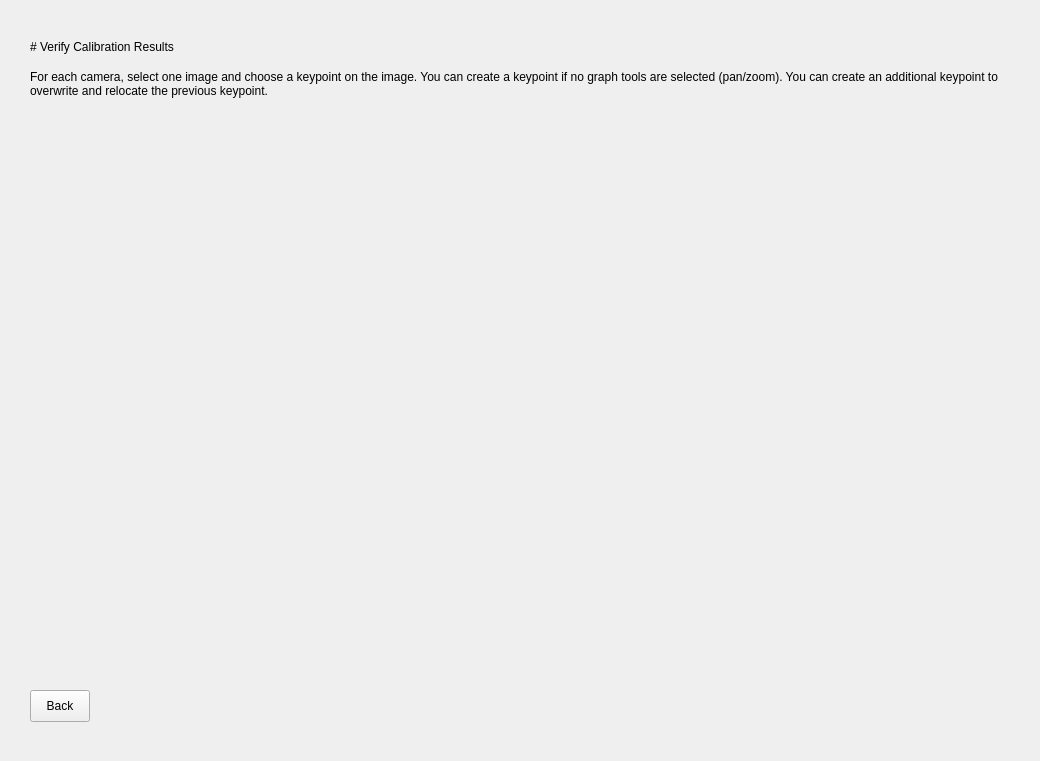
Before: the Qt Designer form src/calibration/ui_files/calibration.ui in HarvardRC/newsdannce, drawn with Qt 5.
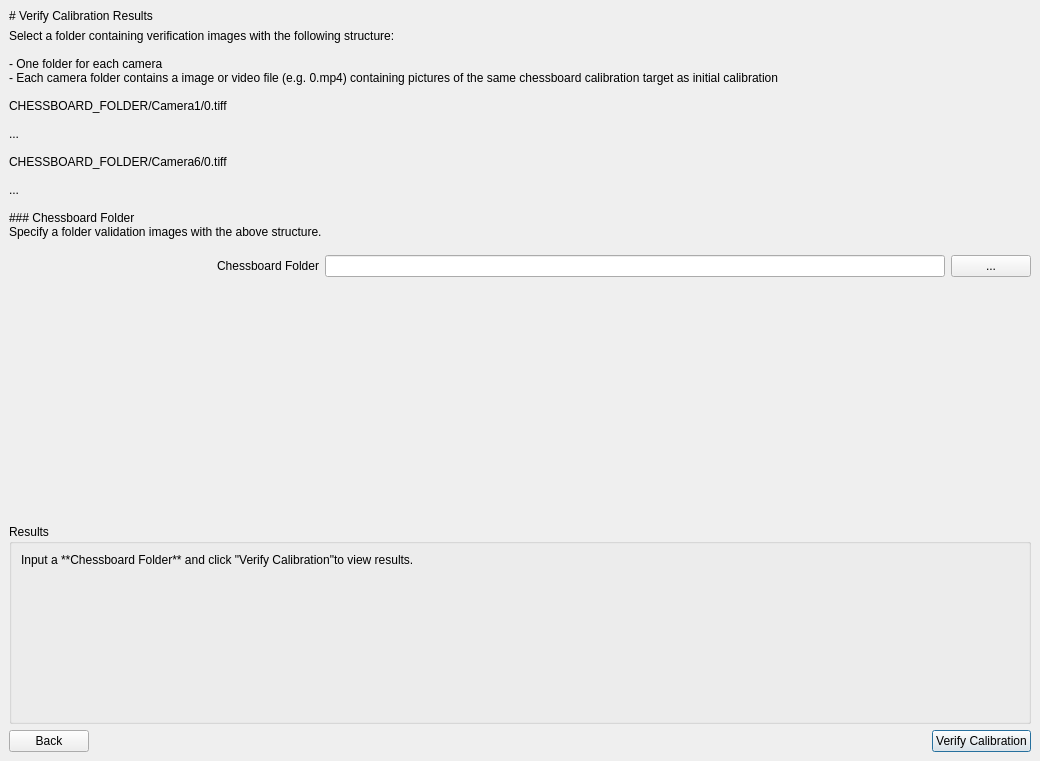
After: the same form once the commit is applied.

Commit message: improvements to point calibration GUI update: re-added chessboard validation page helper funcitons such as triangulate multiple points

What changed in the file:
```diff
--- a/src/calibration/ui_files/calibration.ui
+++ b/src/calibration/ui_files/calibration.ui
@@ -744,14 +744,14 @@
    </layout>
   </widget>
   <widget class="QWidget" name="page">
+   <layout class="QVBoxLayout" name="verticalLayout_4">
+    <item>
    <widget class="QLabel" name="label_11">
-    <property name="geometry">
-     <rect>
-      <x>30</x>
-      <y>31</y>
-      <width>1016</width>
-      <height>31</height>
-     </rect>
+      <property name="sizePolicy">
+       <sizepolicy hsizetype="Preferred" vsizetype="Fixed">
+        <horstretch>0</horstretch>
+        <verstretch>0</verstretch>
+       </sizepolicy>
     </property>
     <property name="text">
      <string># Verify Calibration Results</string>
@@ -760,23 +760,34 @@
      <enum>Qt::MarkdownText</enum>
     </property>
    </widget>
+    </item>
+    <item>
    <widget class="QLabel" name="label_12">
-    <property name="geometry">
-     <rect>
-      <x>30</x>
-      <y>70</y>
-      <width>1016</width>
-      <height>32</height>
-     </rect>
-    </property>
     <property name="sizePolicy">
-     <sizepolicy hsizetype="Preferred" vsizetype="Minimum">
+       <sizepolicy hsizetype="Preferred" vsizetype="Preferred">
       <horstretch>0</horstretch>
       <verstretch>0</verstretch>
      </sizepolicy>
     </property>
     <property name="text">
-     <string>&lt;html&gt;&lt;head/&gt;&lt;body&gt;&lt;p&gt;For each camera, select one image and choose a keypoint on the image. You can create a keypoint if no graph tools are selected (pan/zoom). You can create an additional keypoint to overwrite and relocate the previous keypoint.&lt;/p&gt;&lt;/body&gt;&lt;/html&gt;</string>
+       <string>Select a folder containing verification images with the following structure:
+
+- One folder for each camera
+- Each camera folder contains a image or video file (e.g. 0.mp4) containing pictures of the same chessboard calibration target as initial calibration
+
+CHESSBOARD_FOLDER/Camera1/0.tiff
+
+...
+
+CHESSBOARD_FOLDER/Camera6/0.tiff
+
+...
+
+### Chessboard Folder
+Specify a folder validation images with the above structure.</string>
+      </property>
+      <property name="textFormat">
+       <enum>Qt::MarkdownText</enum>
     </property>
     <property name="alignment">
      <set>Qt::AlignLeading|Qt::AlignLeft|Qt::AlignTop</set>
@@ -785,19 +796,180 @@
      <bool>true</bool>
     </property>
    </widget>
+    </item>
+    <item>
+     <spacer name="verticalSpacer_3">
+      <property name="orientation">
+       <enum>Qt::Vertical</enum>
+      </property>
+      <property name="sizeType">
+       <enum>QSizePolicy::Fixed</enum>
+      </property>
+      <property name="sizeHint" stdset="0">
+       <size>
+        <width>20</width>
+        <height>10</height>
+       </size>
+      </property>
+     </spacer>
+    </item>
+    <item>
+     <layout class="QHBoxLayout" name="validateDirLayout" stretch="1,2,0">
+      <item>
+       <layout class="QHBoxLayout" name="validateDirLabelLayout">
+        <item>
+         <spacer name="validateDirSpacer">
+          <property name="orientation">
+           <enum>Qt::Horizontal</enum>
+          </property>
+          <property name="sizeHint" stdset="0">
+           <size>
+            <width>40</width>
+            <height>20</height>
+           </size>
+          </property>
+         </spacer>
+        </item>
+        <item>
+         <widget class="QLabel" name="validateDirLabel">
+          <property name="text">
+           <string>Chessboard Folder</string>
+          </property>
+          <property name="buddy">
+           <cstring>outputDirEdit</cstring>
+          </property>
+         </widget>
+        </item>
+       </layout>
+      </item>
+      <item>
+       <widget class="QLineEdit" name="chessboardVerifyEdit">
+        <property name="minimumSize">
+         <size>
+          <width>250</width>
+          <height>0</height>
+         </size>
+        </property>
+       </widget>
+      </item>
+      <item>
+       <widget class="QPushButton" name="chessboardVerifyBrowse">
+        <property name="text">
+         <string>...</string>
+        </property>
+       </widget>
+      </item>
+     </layout>
+    </item>
+    <item>
+     <spacer name="verticalSpacer_5">
+      <property name="orientation">
+       <enum>Qt::Vertical</enum>
+      </property>
+      <property name="sizeType">
+       <enum>QSizePolicy::Expanding</enum>
+      </property>
+      <property name="sizeHint" stdset="0">
+       <size>
+        <width>20</width>
+        <height>15</height>
+       </size>
+      </property>
+     </spacer>
+    </item>
+    <item>
+     <widget class="QGroupBox" name="groupBox_2">
+      <property name="minimumSize">
+       <size>
+        <width>0</width>
+        <height>200</height>
+       </size>
+      </property>
+      <property name="title">
+       <string>Results</string>
+      </property>
+      <layout class="QVBoxLayout" name="verticalLayout_5">
+       <item>
+        <widget class="QLabel" name="chessboardValidationResults">
+         <property name="sizePolicy">
+          <sizepolicy hsizetype="Preferred" vsizetype="Preferred">
+           <horstretch>0</horstretch>
+           <verstretch>0</verstretch>
+          </sizepolicy>
+         </property>
+         <property name="text">
+          <string>Input a **Chessboard Folder** and click &quot;Verify Calibration&quot;to view results.</string>
+         </property>
+         <property name="textFormat">
+          <enum>Qt::MarkdownText</enum>
+         </property>
+         <property name="alignment">
+          <set>Qt::AlignLeading|Qt::AlignLeft|Qt::AlignTop</set>
+         </property>
+        </widget>
+       </item>
+      </layout>
+     </widget>
+    </item>
+    <item>
+     <layout class="QHBoxLayout" name="validateButtonLayout">
+      <item>
    <widget class="QPushButton" name="chessboardValidationBackButton">
-    <property name="geometry">
-     <rect>
-      <x>30</x>
-      <y>690</y>
-      <width>60</width>
-      <height>32</height>
-     </rect>
-    </property>
     <property name="text">
      <string>Back</string>
     </property>
    </widget>
+      </item>
+      <item>
+       <spacer name="horizontalSpacer_6">
+        <property name="orientation">
+         <enum>Qt::Horizontal</enum>
+        </property>
+        <property name="sizeHint" stdset="0">
+         <size>
+          <width>40</width>
+          <height>20</height>
+         </size>
+        </property>
+       </spacer>
+      </item>
+      <item>
+       <widget class="QPushButton" name="chessboardRunValidateButton">
+        <property name="sizePolicy">
+         <sizepolicy hsizetype="Fixed" vsizetype="Fixed">
+          <horstretch>0</horstretch>
+          <verstretch>0</verstretch>
+         </sizepolicy>
+        </property>
+        <property name="layoutDirection">
+         <enum>Qt::LeftToRight</enum>
+        </property>
+        <property name="autoFillBackground">
+         <bool>false</bool>
+        </property>
+        <property name="text">
+         <string>Verify Calibration</string>
+        </property>
+        <property name="checkable">
+         <bool>false</bool>
+        </property>
+        <property name="autoRepeat">
+         <bool>false</bool>
+        </property>
+        <property name="autoDefault">
+         <bool>false</bool>
+        </property>
+        <property name="default">
+         <bool>true</bool>
+        </property>
+        <property name="flat">
+         <bool>false</bool>
+        </property>
+       </widget>
+      </item>
+     </layout>
+    </item>
+   </layout>
   </widget>
  </widget>
  <resources/>
```
Lines whose indentation alone changed are shown as unchanged. The commit also changes 11 other files.
